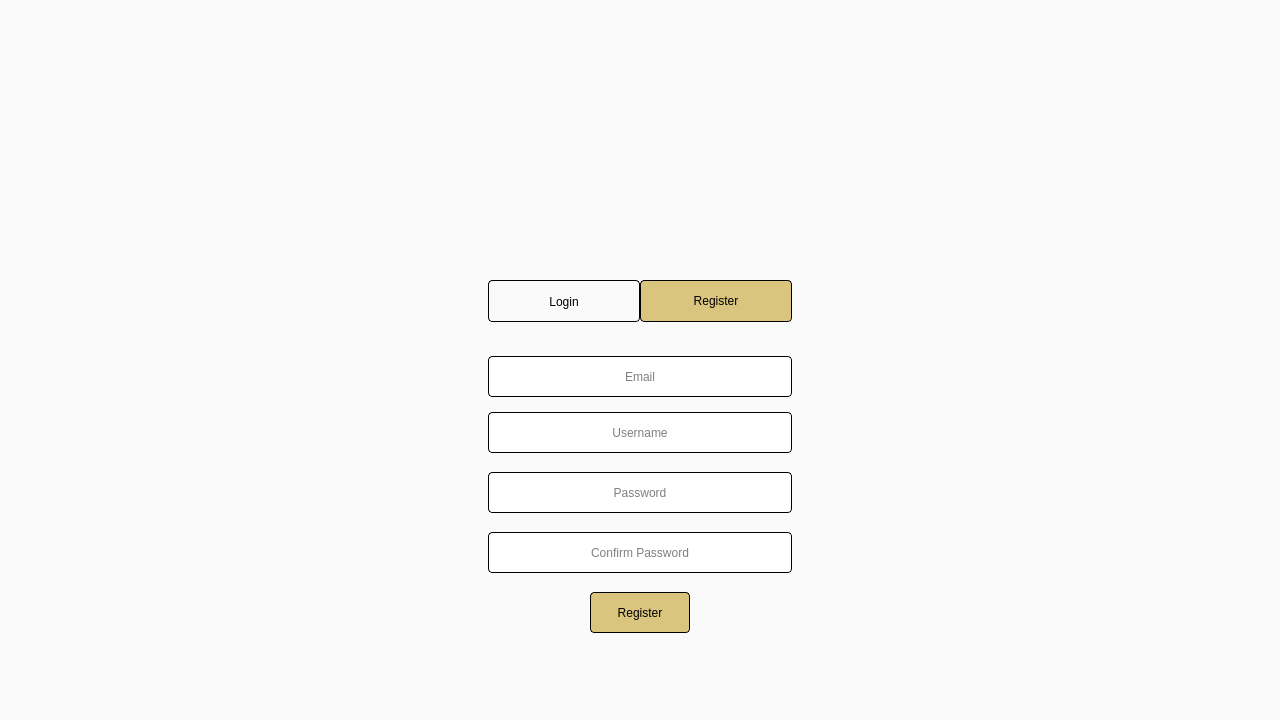
Above: loginregister.ui from Scaryalet/CardVault before the change. Below: the same form after it.
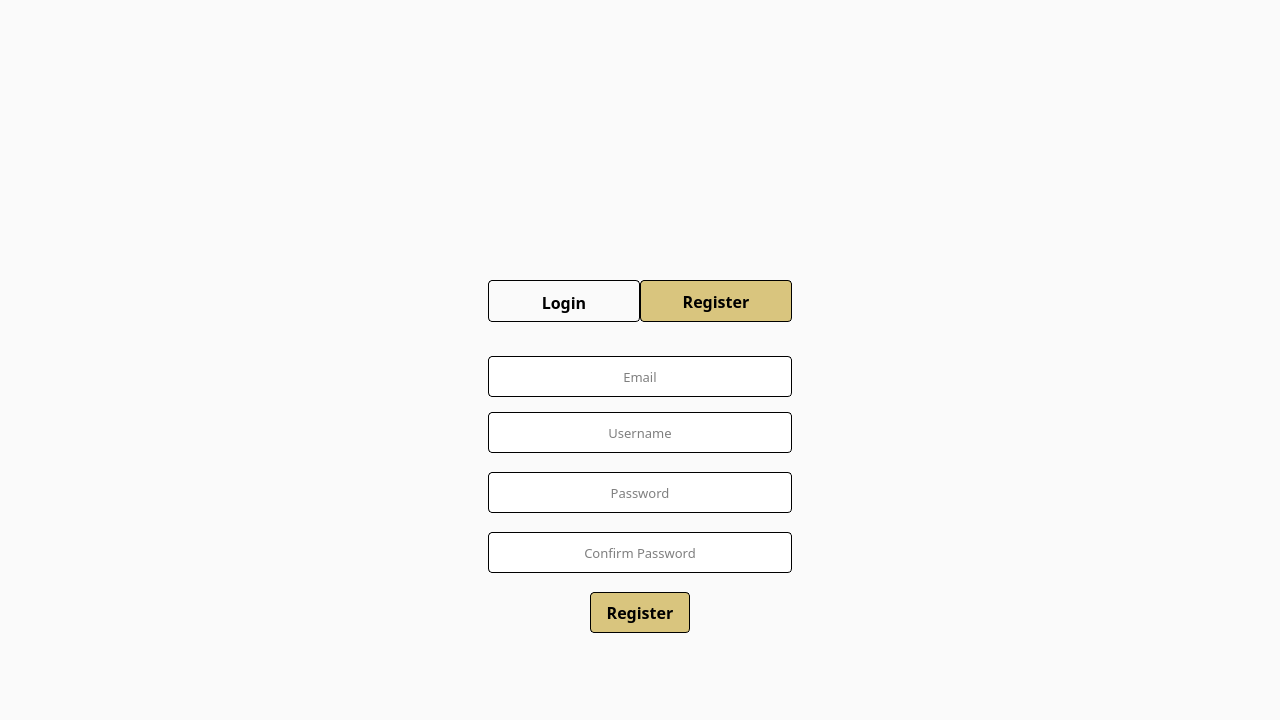
That is the form after the change. The open tabs and pages were chosen to show the change. Icons and pictures are not drawn.

```diff
--- a/loginregister.ui
+++ b/loginregister.ui
@@ -84,6 +84,13 @@
       <height>411</height>
      </rect>
     </property>
+    <property name="font">
+     <font>
+      <family>Bahnschrift SemiBold</family>
+      <pointsize>12</pointsize>
+      <bold>true</bold>
+     </font>
+    </property>
     <property name="styleSheet">
      <string notr="true"/>
     </property>
@@ -180,6 +187,12 @@
         <height>41</height>
        </rect>
       </property>
+      <property name="font">
+       <font>
+        <family>Bahnschrift</family>
+        <pointsize>10</pointsize>
+       </font>
+      </property>
       <property name="styleSheet">
        <string notr="true">width: 300</string>
       </property>
@@ -202,6 +215,12 @@
         <height>41</height>
        </rect>
       </property>
+      <property name="font">
+       <font>
+        <family>Bahnschrift</family>
+        <pointsize>10</pointsize>
+       </font>
+      </property>
       <property name="styleSheet">
        <string notr="true">width: 300</string>
       </property>
@@ -224,6 +243,12 @@
         <height>41</height>
        </rect>
       </property>
+      <property name="font">
+       <font>
+        <family>Bahnschrift</family>
+        <pointsize>10</pointsize>
+       </font>
+      </property>
       <property name="styleSheet">
        <string notr="true">width: 300</string>
       </property>
@@ -246,6 +271,12 @@
         <height>41</height>
        </rect>
       </property>
+      <property name="font">
+       <font>
+        <family>Bahnschrift</family>
+        <pointsize>10</pointsize>
+       </font>
+      </property>
       <property name="styleSheet">
        <string notr="true">width: 300</string>
       </property>
@@ -265,6 +296,13 @@
         <height>41</height>
        </rect>
       </property>
+      <property name="font">
+       <font>
+        <family>Bahnschrift</family>
+        <pointsize>12</pointsize>
+        <bold>true</bold>
+       </font>
+      </property>
       <property name="text">
        <string>Register</string>
       </property>
```
Left out of the diff: 21 changed lines with no effect on the pictures.
